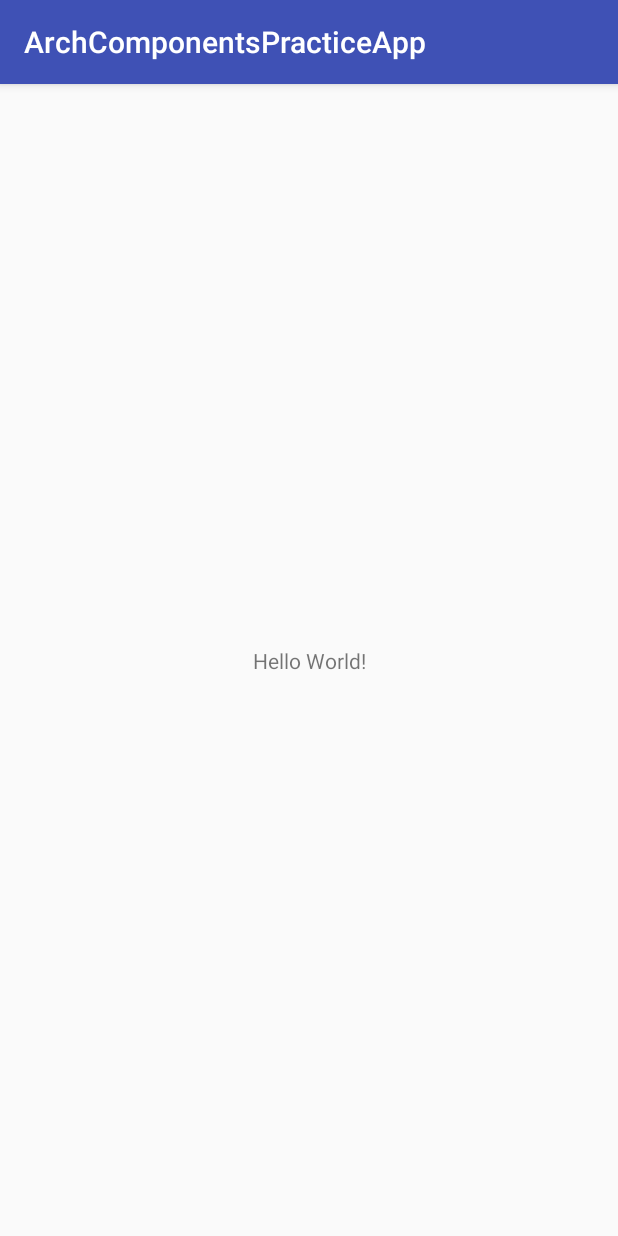
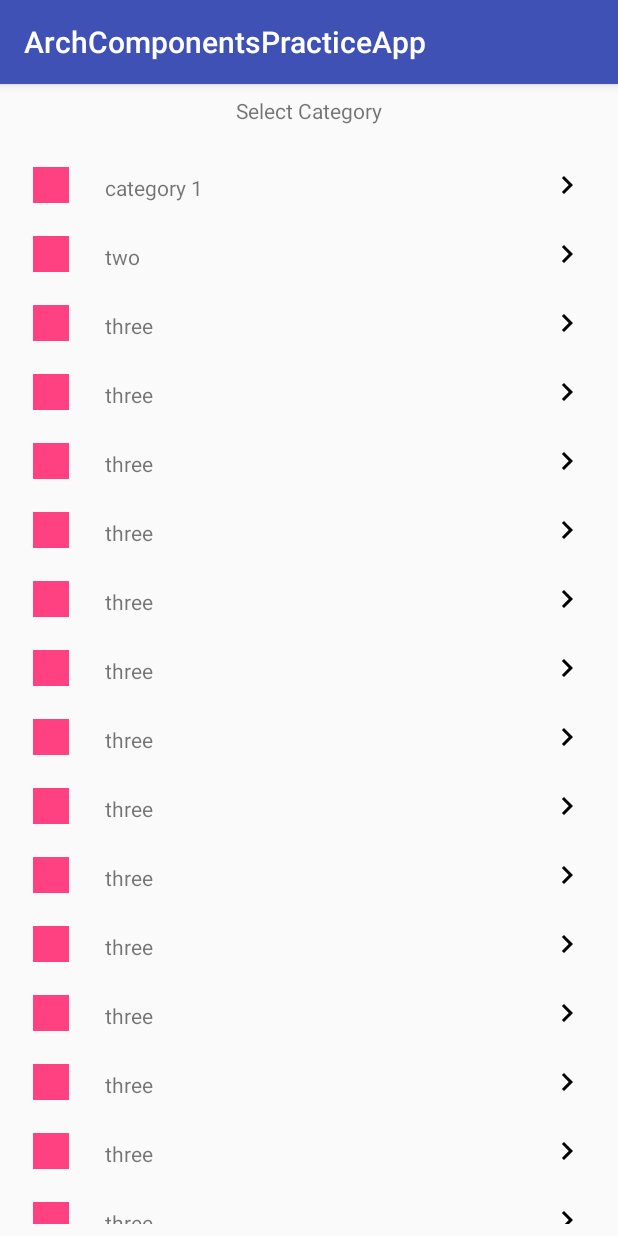
Before and after one commit to taffy-masunda/animals_arch_components, an Android app: the screen it shows after launch (MainActivity), on a phone screen of 412 x 824 dp. Run offline under Robolectric (Android 15) with nearby library versions, the phone set to English and light mode, and no system bars.

Commit message:
category recyclerview added

```diff
--- a/app/build.gradle
+++ b/app/build.gradle
@@ -35,4 +35,5 @@ dependencies {
     implementation 'android.arch.persistence.room:runtime:1.0.0-beta2'
     annotationProcessor "android.arch.persistence.room:compiler:1.0.0-beta2"
     implementation 'com.github.bumptech.glide:glide:4.2.0'
+    implementation 'com.android.support:recyclerview-v7:26.1.0'
 }
--- a/app/src/main/java/taffy/co/za/archcomponentspracticeapp/MainActivity.java
+++ b/app/src/main/java/taffy/co/za/archcomponentspracticeapp/MainActivity.java
@@ -2,12 +2,29 @@ package taffy.co.za.archcomponentspracticeapp;
 
 import android.support.v7.app.AppCompatActivity;
 import android.os.Bundle;
+import android.support.v7.widget.LinearLayoutManager;
+import android.support.v7.widget.RecyclerView;
+
+import taffy.co.za.archcomponentspracticeapp.adapters.RecyclerViewAdapter;
 
 public class MainActivity extends AppCompatActivity {
+
+    RecyclerView categoryRecycler;
+    RecyclerViewAdapter recyclerViewAdapter;
+    String[] categories = {"category 1", "two", "three", "three", "three", "three", "three",
+            "three", "three", "three", "three", "three", "three", "three", "three", "three",
+            "three", "three", "three", "three", "three", "three", "three", "three", "three",
+            "three", "three", "three", "three", "three", "three", "three", "three", "three",
+            "three", "three"};
 
     @Override
     protected void onCreate(Bundle savedInstanceState) {
         super.onCreate(savedInstanceState);
         setContentView(R.layout.activity_main);
+
+        categoryRecycler = findViewById(R.id.category_recyclerview);
+        categoryRecycler.setLayoutManager(new LinearLayoutManager(this));
+        recyclerViewAdapter = new RecyclerViewAdapter(this, categories);
+        categoryRecycler.setAdapter(recyclerViewAdapter);
     }
 }
--- /dev/null
+++ b/app/src/main/java/taffy/co/za/archcomponentspracticeapp/adapters/RecyclerViewAdapter.java
@@ -0,0 +1,50 @@
+package taffy.co.za.archcomponentspracticeapp.adapters;
+
+import android.content.Context;
+import android.support.v7.widget.RecyclerView;
+import android.view.LayoutInflater;
+import android.view.View;
+import android.view.ViewGroup;
+import android.widget.TextView;
+
+import taffy.co.za.archcomponentspracticeapp.R;
+
+public class RecyclerViewAdapter  extends RecyclerView.Adapter<RecyclerViewAdapter.ItemViewHolder> {
+
+    Context context;
+    String[]categories;
+
+    public RecyclerViewAdapter(Context context, String[] categories) {
+        this.context = context;
+        this.categories = categories;
+    }
+
+    @Override
+    public ItemViewHolder onCreateViewHolder(ViewGroup parent, int viewType) {
+        LayoutInflater inflater = LayoutInflater.from(context);
+        View row = inflater.inflate(R.layout.category_item, parent, false);
+        ItemViewHolder itemHolder = new ItemViewHolder(row);
+        return itemHolder;
+    }
+
+    @Override
+    public void onBindViewHolder(ItemViewHolder holder, int position) {
+        holder.categoryTextview.setText(categories[position]);
+    }
+
+
+    @Override
+    public int getItemCount() {
+        return categories.length;
+    }
+
+    public class ItemViewHolder extends RecyclerView.ViewHolder{
+        TextView categoryTextview;
+        public ItemViewHolder(View itemView) {
+            super(itemView);
+            categoryTextview = itemView.findViewById(R.id.category_title_textview);
+        }
+    }
+
+
+}
--- a/app/src/main/java/taffy/co/za/archcomponentspracticeapp/data/database/AnimalsDAO.java
+++ b/app/src/main/java/taffy/co/za/archcomponentspracticeapp/data/database/AnimalsDAO.java
@@ -21,6 +21,9 @@ public interface AnimalsDAO {
     @Query("SELECT * FROM animals WHERE category = :category")
     Animal getAnimalPerCategory(String category);
 
+    @Query("SELECT category FROM animals")
+    String[] getCategories();
+
     @Query("SELECT * FROM animals WHERE id = :id")
     Animal getAnimal(String id);
 }
--- /dev/null
+++ b/app/src/main/res/drawable/forward_chevron.xml
@@ -0,0 +1,9 @@
+<vector xmlns:android="http://schemas.android.com/apk/res/android"
+        android:width="24dp"
+        android:height="24dp"
+        android:viewportWidth="24.0"
+        android:viewportHeight="24.0">
+    <path
+        android:fillColor="#FF000000"
+        android:pathData="M10,6L8.59,7.41 13.17,12l-4.58,4.59L10,18l6,-6z"/>
+</vector>
--- a/app/src/main/res/layout/activity_main.xml
+++ b/app/src/main/res/layout/activity_main.xml
@@ -6,13 +6,27 @@
     android:layout_height="match_parent"
     tools:context="taffy.co.za.archcomponentspracticeapp.MainActivity">
 
+    <android.support.v7.widget.RecyclerView
+        android:id="@+id/category_recyclerview"
+        android:layout_width="368dp"
+        android:layout_height="0dp"
+        android:layout_marginBottom="8dp"
+        android:layout_marginTop="16dp"
+        app:layout_constraintBottom_toBottomOf="parent"
+        app:layout_constraintEnd_toEndOf="parent"
+        app:layout_constraintStart_toStartOf="parent"
+        app:layout_constraintTop_toBottomOf="@+id/category_title"
+        app:layout_constraintVertical_bias="0.0" />
+
     <TextView
+        android:id="@+id/category_title"
         android:layout_width="wrap_content"
         android:layout_height="wrap_content"
-        android:text="Hello World!"
-        app:layout_constraintBottom_toBottomOf="parent"
-        app:layout_constraintLeft_toLeftOf="parent"
-        app:layout_constraintRight_toRightOf="parent"
+        android:layout_marginEnd="8dp"
+        android:layout_marginStart="8dp"
+        android:layout_marginTop="8dp"
+        android:text="Select Category"
+        app:layout_constraintEnd_toEndOf="parent"
+        app:layout_constraintStart_toStartOf="parent"
         app:layout_constraintTop_toTopOf="parent" />
-
 </android.support.constraint.ConstraintLayout>
--- /dev/null
+++ b/app/src/main/res/layout/category_item.xml
@@ -0,0 +1,36 @@
+<?xml version="1.0" encoding="utf-8"?>
+<android.support.constraint.ConstraintLayout xmlns:android="http://schemas.android.com/apk/res/android"
+    android:layout_width="match_parent"
+    android:layout_height="wrap_content"
+    xmlns:app="http://schemas.android.com/apk/res-auto"
+    android:orientation="horizontal"
+    android:layout_marginBottom="10dp">
+
+    <ImageView
+        android:id="@+id/bullet_image"
+        android:layout_width="24dp"
+        android:layout_height="24dp"
+        android:src="@color/colorAccent"
+        android:layout_marginTop="12dp"
+        android:layout_marginLeft="0dp"
+        app:layout_constraintLeft_toLeftOf="parent"
+        app:layout_constraintTop_toTopOf="parent"/>
+
+    <TextView
+        android:id="@+id/category_title_textview"
+        android:layout_width="wrap_content"
+        android:layout_height="wrap_content"
+        android:text="Animal Category"
+        android:layout_marginTop="16dp"
+        android:layout_marginLeft="24dp"
+        app:layout_constraintTop_toTopOf="parent"
+        app:layout_constraintLeft_toRightOf="@id/bullet_image"/>
+
+    <ImageView
+        android:layout_width="24dp"
+        android:layout_height="24dp"
+        android:src="@drawable/forward_chevron"
+        android:layout_marginTop="12dp"
+        app:layout_constraintRight_toRightOf="parent"
+        app:layout_constraintTop_toTopOf="parent"/>
+</android.support.constraint.ConstraintLayout>
```
